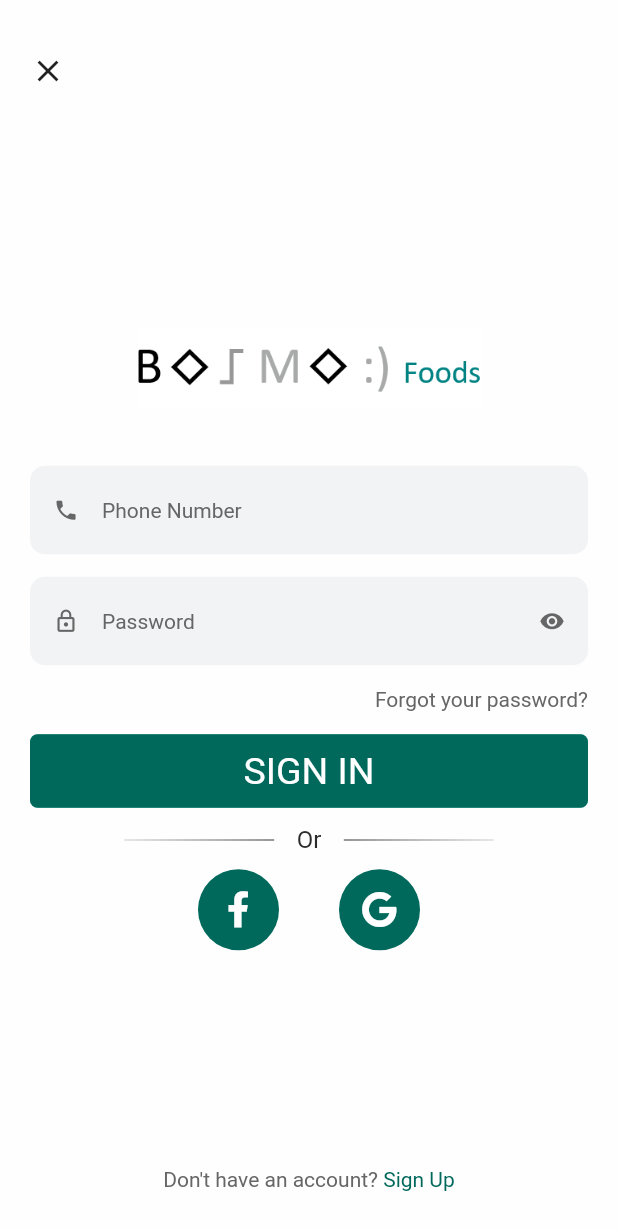
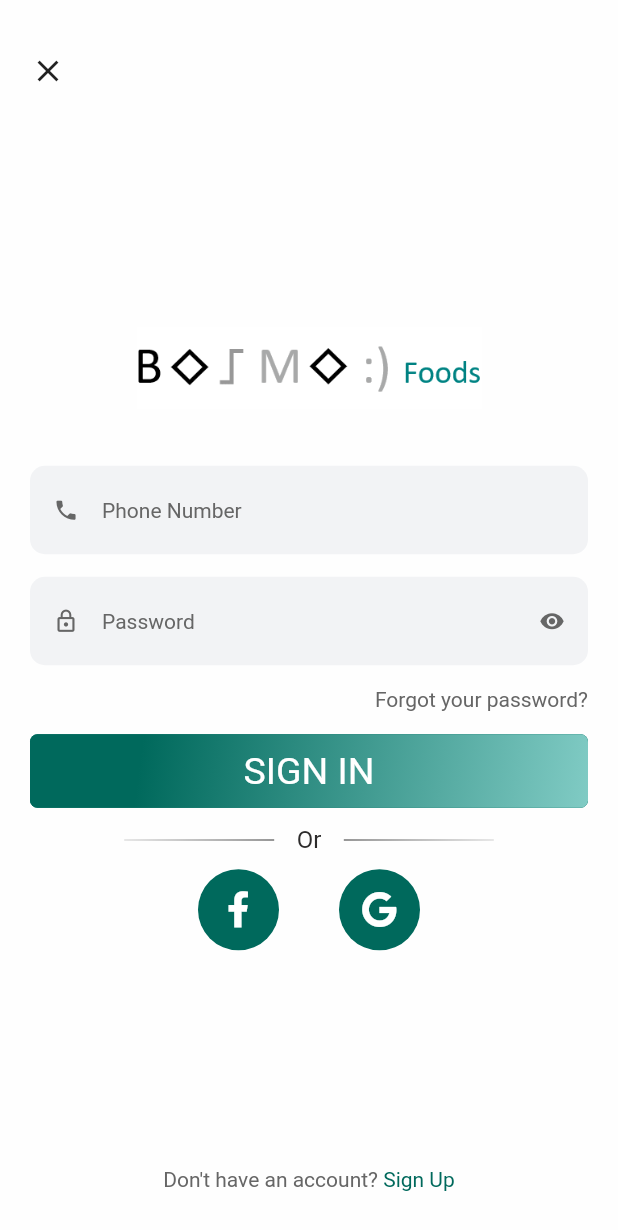
Before and after one commit to nerukanadun/foodD, a Flutter app: the screen it shows after launch, after a tap on the "notifications none" icon, on a phone screen of 412 x 824 dp. Shown: the top 1230 px of the screen. Run offline on Flutter 3.47's test engine with Material 2 defaults, Android fonts, the phone set to English and light mode, and no system bars; our stand-ins replace carousel_pro, device_preview, font_awesome_flutter; Roboto replaces fonts that are missing (Roboto-Light.ttf, WorkSansBold, WorkSansMedium).

Commit message:
Update SignInPage.dart

```diff
--- a/lib/pages/SignInPage.dart
+++ b/lib/pages/SignInPage.dart
@@ -200,7 +200,12 @@ class SignInButtonWidget extends StatelessWidget {
             color: Color(0xFF00695C),
           ),
         ],
-
+        gradient: new LinearGradient(
+            colors: [Color(0xFF00695C), Color(0xFF80CBC4)],
+            begin: const FractionalOffset(0.2, 0.2),
+            end: const FractionalOffset(1.0, 1.0),
+            stops: [0.0, 1.0],
+            tileMode: TileMode.clamp),
       ),
       child: MaterialButton(
           highlightColor: Colors.transparent,
```
